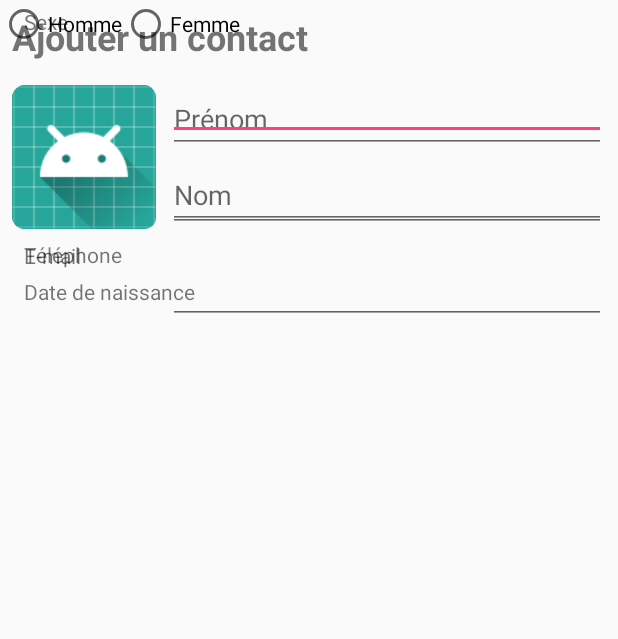
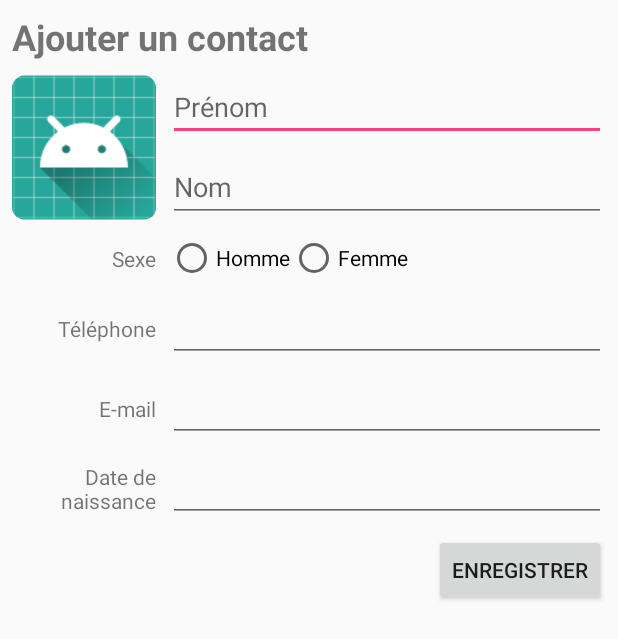
Before and after one commit to thiag73/android-stuff, an Android app: the layout formulaire.xml on its own in the app's theme, with its tools: preview values and no code run, on a phone screen of 412 x 824 dp. Shown: the top 639 px of the screen. Run offline under Robolectric (Android 15) with nearby library versions, the phone set to English and light mode, and no system bars.

Commit message:
Continuage de l'exo

```diff
--- a/TP5Ex4/app/src/main/res/layout/formulaire.xml
+++ b/TP5Ex4/app/src/main/res/layout/formulaire.xml
@@ -26,9 +26,10 @@
         <ImageView
             android:id="@+id/imageView"
             android:layout_width="96dp"
-            android:layout_height="96dp"
-            android:layout_marginTop="16dp"
-            app:layout_constraintStart_toStartOf="@+id/textViewTitre"
+            android:layout_height="99dp"
+            android:layout_marginStart="8dp"
+            android:layout_marginTop="8dp"
+            app:layout_constraintStart_toStartOf="parent"
             app:layout_constraintTop_toBottomOf="@+id/textViewTitre"
             app:srcCompat="@mipmap/ic_launcher_round" />
 
@@ -38,32 +39,36 @@
             android:layout_height="wrap_content"
             android:layout_marginEnd="8dp"
             android:layout_marginStart="8dp"
+            android:layout_marginTop="8dp"
             android:ems="10"
             android:hint="Prénom"
             android:inputType="textPersonName"
             app:layout_constraintEnd_toEndOf="parent"
             app:layout_constraintStart_toEndOf="@+id/imageView"
-            app:layout_constraintTop_toTopOf="@+id/imageView" />
+            app:layout_constraintTop_toBottomOf="@+id/textViewTitre" />
 
         <EditText
             android:id="@+id/editTextNom"
             android:layout_width="0dp"
-            android:layout_height="wrap_content"
+            android:layout_height="46dp"
             android:layout_marginEnd="8dp"
+            android:layout_marginStart="8dp"
+            android:layout_marginTop="8dp"
             android:ems="10"
             android:hint="Nom"
             android:inputType="textPersonName"
-            app:layout_constraintBottom_toBottomOf="@+id/imageView"
             app:layout_constraintEnd_toEndOf="parent"
-            app:layout_constraintHorizontal_bias="1.0"
-            app:layout_constraintStart_toStartOf="@+id/editText" />
+            app:layout_constraintStart_toEndOf="@+id/imageView"
+            app:layout_constraintTop_toBottomOf="@+id/editText" />
 
         <RadioGroup
             android:id="@+id/radioGroup"
             android:layout_width="wrap_content"
             android:layout_height="wrap_content"
+            android:layout_marginTop="8dp"
             android:orientation="horizontal"
-            tools:layout_editor_absoluteX="112dp">
+            app:layout_constraintStart_toStartOf="@+id/editTextNom"
+            app:layout_constraintTop_toBottomOf="@+id/editTextNom">
 
             <RadioButton
                 android:id="@+id/radioButtonH"
@@ -85,7 +90,7 @@
             android:layout_width="0dp"
             android:layout_height="wrap_content"
             android:layout_marginEnd="8dp"
-            android:layout_marginTop="16dp"
+            android:layout_marginTop="8dp"
             android:ems="10"
             android:inputType="phone"
             app:layout_constraintEnd_toEndOf="parent"
@@ -97,7 +102,7 @@
             android:layout_width="0dp"
             android:layout_height="wrap_content"
             android:layout_marginEnd="8dp"
-            android:layout_marginTop="16dp"
+            android:layout_marginTop="8dp"
             android:ems="10"
             android:inputType="textEmailAddress"
             app:layout_constraintEnd_toEndOf="parent"
@@ -107,53 +112,67 @@
         <TextView
             android:id="@+id/textView4"
             android:layout_width="wrap_content"
-            android:layout_height="wrap_content"
-            android:layout_marginBottom="8dp"
-            android:layout_marginStart="8dp"
+            android:layout_height="19dp"
+            android:layout_marginEnd="8dp"
             android:text="Sexe"
             app:layout_constraintBottom_toBottomOf="@+id/radioGroup"
-            app:layout_constraintStart_toStartOf="@+id/imageView" />
+            app:layout_constraintEnd_toStartOf="@+id/radioGroup"
+            app:layout_constraintTop_toTopOf="@+id/radioGroup" />
 
         <TextView
             android:id="@+id/textView5"
             android:layout_width="wrap_content"
-            android:layout_height="wrap_content"
-            android:layout_marginStart="8dp"
-            android:layout_marginTop="7dp"
+            android:layout_height="19dp"
+            android:layout_marginEnd="8dp"
             android:text="Téléphone"
-            app:layout_constraintStart_toStartOf="@+id/imageView"
-            app:layout_constraintTop_toBottomOf="@+id/imageView" />
+            app:layout_constraintBottom_toBottomOf="@+id/editTextTel"
+            app:layout_constraintEnd_toStartOf="@+id/editTextTel"
+            app:layout_constraintTop_toTopOf="@+id/editTextTel" />
 
         <TextView
             android:id="@+id/textView7"
             android:layout_width="wrap_content"
-            android:layout_height="wrap_content"
-            android:layout_marginStart="8dp"
-            android:layout_marginTop="8dp"
+            android:layout_height="19dp"
+            android:layout_marginEnd="8dp"
             android:text="E-mail"
-            app:layout_constraintStart_toStartOf="@+id/imageView"
-            app:layout_constraintTop_toBottomOf="@+id/imageView" />
+            app:layout_constraintBottom_toBottomOf="@+id/editTextMail"
+            app:layout_constraintEnd_toStartOf="@+id/editTextMail"
+            app:layout_constraintTop_toTopOf="@+id/editTextMail" />
 
         <EditText
             android:id="@+id/editText5"
             android:layout_width="0dp"
             android:layout_height="wrap_content"
-            android:layout_marginEnd="8dp"
-            android:layout_marginTop="16dp"
+            android:layout_marginTop="8dp"
             android:ems="10"
             android:inputType="date"
-            app:layout_constraintEnd_toEndOf="parent"
+            app:layout_constraintEnd_toEndOf="@+id/editTextMail"
             app:layout_constraintStart_toStartOf="@+id/editTextMail"
             app:layout_constraintTop_toBottomOf="@+id/editTextMail" />
 
         <TextView
             android:id="@+id/textView8"
+            android:layout_width="0dp"
+            android:layout_height="wrap_content"
+            android:layout_marginEnd="8dp"
+            android:layout_marginStart="8dp"
+            android:text="Date de naissance"
+            android:textAlignment="textEnd"
+            app:layout_constraintBottom_toBottomOf="@+id/editText5"
+            app:layout_constraintEnd_toStartOf="@+id/editText5"
+            app:layout_constraintStart_toStartOf="parent"
+            app:layout_constraintTop_toTopOf="@+id/editText5" />
+
+        <Button
+            android:id="@+id/button2"
             android:layout_width="wrap_content"
             android:layout_height="wrap_content"
-            android:layout_marginStart="8dp"
-            android:text="Date de naissance"
-            app:layout_constraintBaseline_toBaselineOf="@+id/editText5"
-            app:layout_constraintStart_toStartOf="@+id/imageView" />
+            android:layout_marginEnd="8dp"
+            android:layout_marginTop="8dp"
+            android:text="Enregistrer"
+            app:layout_constraintEnd_toEndOf="parent"
+            app:layout_constraintTop_toBottomOf="@+id/editText5" />
 
     </android.support.constraint.ConstraintLayout>
+
 </ScrollView>
```
Also changed, not shown: TP5Ex4/app/src/main/java/com/example/thiago/tp5_ex4/ContactAdapter.java (+42 -4 lines), TP5Ex4/app/src/main/java/com/example/thiago/tp5_ex4/MainActivity.java (+10 -2 lines), TP5Ex4/app/src/main/res/layout/list_item.xml (added, +21 -0 lines).
